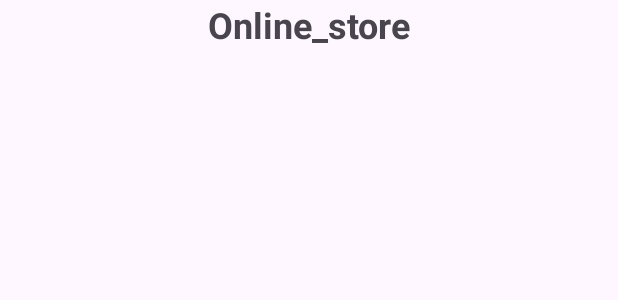
After one commit to hectorvcode/fruver_porvenir, an Android app: the layout fragment_lista_productos.xml on its own in the app's theme, with its tools: preview values and no code run, on a phone screen of 412 x 824 dp. The commit adds this screen. Shown: the top 300 px of the screen. Run offline under Robolectric (Android 15) with nearby library versions, the phone set to English and light mode, and no system bars.

Commit message:
Added fragments in the online class

```diff
--- /dev/null
+++ b/app/src/main/res/layout/fragment_lista_productos.xml
@@ -0,0 +1,31 @@
+<?xml version="1.0" encoding="utf-8"?>
+<androidx.constraintlayout.widget.ConstraintLayout xmlns:android="http://schemas.android.com/apk/res/android"
+    xmlns:app="http://schemas.android.com/apk/res-auto"
+    xmlns:tools="http://schemas.android.com/tools"
+    android:layout_width="match_parent"
+    android:layout_height="match_parent">
+
+
+    <TextView
+        android:id="@+id/tv_tienda_virtual"
+        android:layout_width="wrap_content"
+        android:layout_height="wrap_content"
+        android:text="@string/app_name"
+        android:textSize="24sp"
+        android:textStyle="bold"
+        app:layout_constraintEnd_toEndOf="parent"
+        app:layout_constraintStart_toStartOf="parent"
+        app:layout_constraintTop_toTopOf="parent" />
+
+
+
+    <androidx.recyclerview.widget.RecyclerView
+        android:id="@+id/recycler_products"
+        android:layout_width="match_parent"
+        android:layout_height="0dp"
+        android:layout_margin="56dp"
+        android:padding="8dp"
+        app:layout_constraintTop_toBottomOf="@+id/tv_tienda_virtual"
+        tools:layout_editor_absoluteX="0dp" />
+
+</androidx.constraintlayout.widget.ConstraintLayout>
--- a/app/src/main/res/values/colors.xml
+++ b/app/src/main/res/values/colors.xml
@@ -10,4 +10,5 @@
     <color name="orange">#FF9800</color>
     <color name="light_purple">#8365B4</color>
     <color name="light_orange">#FFAF95</color>
+    <color name="red">#ff0000</color>
 </resources>
--- a/app/src/main/res/values/strings.xml
+++ b/app/src/main/res/values/strings.xml
@@ -52,4 +52,5 @@
     <string name="tomatoe">Tomatoe</string>
     <string name="pagar">Pagar</string>
     <string name="nombre_completo">Nombre Completo</string>
+    <string name="nombre_del_producto">Nombre del producto</string>
 </resources>
```
Also changed, not shown: app/src/main/res/layout/fragment_detalle_producto.xml (added, +23 -0 lines), app/src/main/res/layout/item_producto.xml (added, +42 -0 lines).
